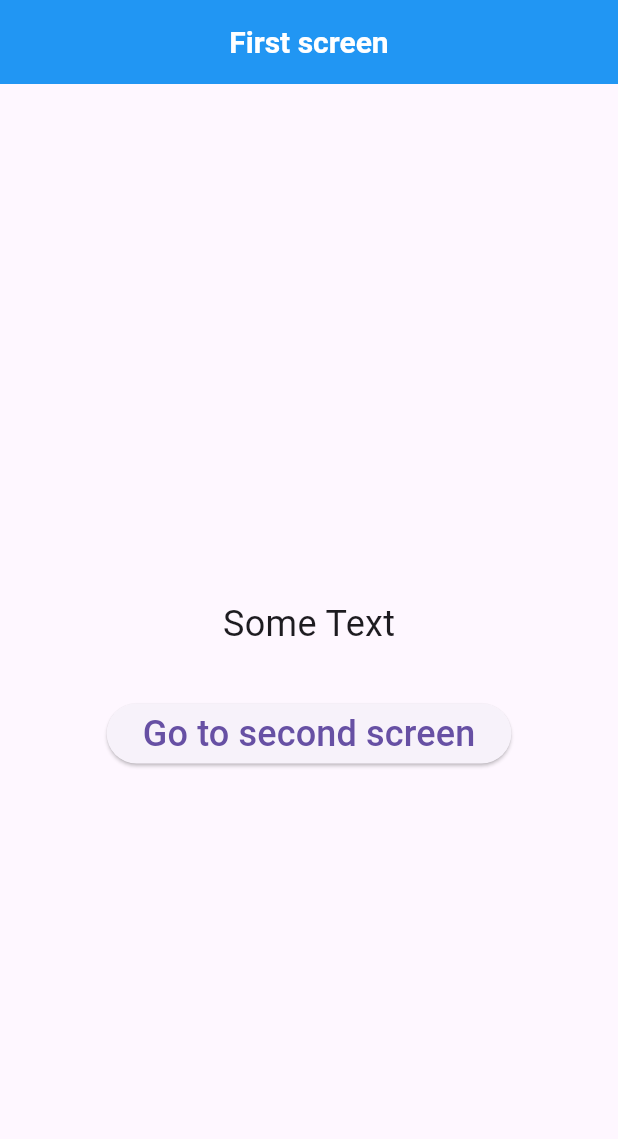
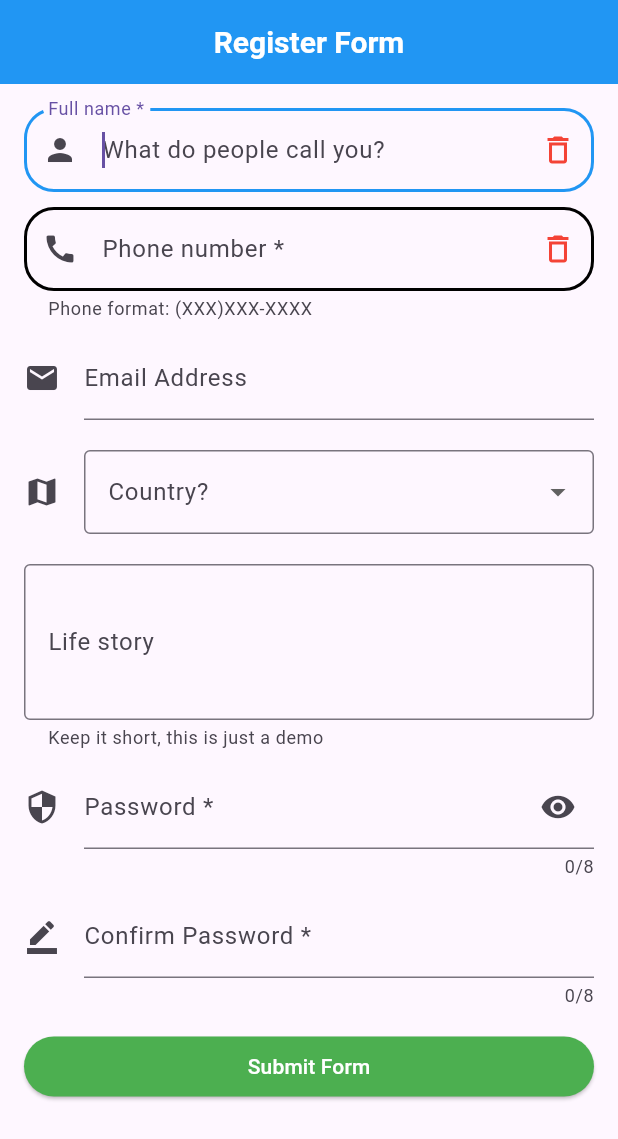
Before and after one commit to clonediff/FlutterTests, a Flutter app: the screen it shows after launch, on a phone screen of 412 x 824 dp. Shown: the top 1139 px of the screen. Run offline on Flutter 3.47's test engine with Material 3 defaults, Android fonts, the phone set to English and light mode, and no system bars.

Commit message:
[add] Working with forms, validate and filtering inputs, showDialog, snackBar

```diff
--- /dev/null
+++ b/lib/default_appbar.dart
@@ -0,0 +1,15 @@
+import 'package:flutter/material.dart';
+
+class DefaultAppBar extends AppBar {
+  DefaultAppBar({super.key, required Widget title})
+      : super(
+    title: title,
+    backgroundColor: Colors.blue,
+    centerTitle: true,
+    titleTextStyle: const TextStyle(
+      color: Colors.white,
+      fontWeight: FontWeight.bold,
+      fontSize: 20,
+    ),
+  );
+}
--- a/lib/main.dart
+++ b/lib/main.dart
@@ -1,4 +1,5 @@
 import 'package:flutter/material.dart';
+import 'package:test_project/pages/register_form_page.dart';
 
 void main() {
   runApp(const MyFirstApp());
@@ -10,115 +11,7 @@ class MyFirstApp extends StatelessWidget {
   @override
   Widget build(BuildContext context) {
     return const MaterialApp(
-      home: FirstScreen(),
+      home: RegisterFormPage(),
     );
   }
 }
-
-class FirstScreen extends StatefulWidget {
-  const FirstScreen({super.key});
-
-  @override
-  State<StatefulWidget> createState() => _FirsScreenState();
-}
-
-class _FirsScreenState extends State<FirstScreen> {
-  String text = 'Some Text';
-
-  @override
-  Widget build(BuildContext context) {
-    return Scaffold(
-      appBar: DefaultAppBar(
-        title: const Text('First screen'),
-      ),
-      body: Center(
-        child: Column(
-          mainAxisAlignment: MainAxisAlignment.center,
-          children: [
-            Padding(
-              padding: const EdgeInsets.all(32),
-              child: Text(
-                text,
-                style: const TextStyle(fontSize: 24),
-              ),
-            ),
-            ElevatedButton(
-              onPressed: () {
-                var route = MaterialPageRoute(
-                    builder: (context) => const SecondScreen());
-                Navigator.of(context).push(route).then((value) => {
-                      setState(() {
-                        text = value;
-                      })
-                    });
-              },
-              child: const Text(
-                'Go to second screen',
-                style: TextStyle(fontSize: 24),
-              ),
-            )
-          ],
-        ),
-      ),
-    );
-  }
-}
-
-class SecondScreen extends StatefulWidget {
-  const SecondScreen({super.key});
-
-  @override
-  State<StatefulWidget> createState() => _SecondScreenState();
-}
-
-class _SecondScreenState extends State<SecondScreen> {
-  TextEditingController textFieldController = TextEditingController();
-
-  @override
-  Widget build(BuildContext context) {
-    return Scaffold(
-      appBar: DefaultAppBar(
-        title: const Text('Second screen'),
-      ),
-      body: Column(
-        mainAxisAlignment: MainAxisAlignment.center,
-        children: [
-          Padding(
-            padding: const EdgeInsets.all(32),
-            child: TextField(
-              controller: textFieldController,
-              style: const TextStyle(
-                fontSize: 24,
-                color: Colors.black,
-              ),
-            ),
-          ),
-          ElevatedButton(
-            onPressed: () {
-              String textToSendBack = textFieldController.text;
-              Navigator.of(context).pop(textToSendBack);
-            },
-            child: const Text(
-              'Send text back',
-              style: TextStyle(fontSize: 24),
-            ),
-          ),
-        ],
-      ),
-    );
-  }
-}
-
-class DefaultAppBar extends AppBar {
-  DefaultAppBar({super.key, required Widget title})
-      : super(
-          title: title,
-          backgroundColor: Colors.blue,
-          centerTitle: true,
-          titleTextStyle: const TextStyle(
-            color: Colors.white,
-            fontWeight: FontWeight.bold,
-            fontSize: 20,
-          ),
-        );
-}
--- /dev/null
+++ b/lib/model/User.dart
@@ -0,0 +1,7 @@
+class User {
+  late String name;
+  late String phone;
+  late String? email;
+  late String? country;
+  late String? story;
+}
--- /dev/null
+++ b/lib/pages/register_form_page.dart
@@ -0,0 +1,353 @@
+import 'package:flutter/material.dart';
+import 'package:flutter/services.dart';
+import 'package:test_project/default_appbar.dart';
+import 'package:test_project/model/User.dart';
+import 'package:test_project/pages/user_info_page.dart';
+
+class RegisterFormPage extends StatefulWidget {
+  const RegisterFormPage({super.key});
+
+  @override
+  State<StatefulWidget> createState() => _RegisterFormPageState();
+}
+
+class _RegisterFormPageState extends State<RegisterFormPage> {
+  bool _hidePass = true;
+
+  final _formKey = GlobalKey<FormState>();
+  final _scaffoldKey = GlobalKey<ScaffoldState>();
+
+  final _nameController = TextEditingController();
+  final _phoneController = TextEditingController();
+  final _emailController = TextEditingController();
+  final _storyController = TextEditingController();
+  final _passwordController = TextEditingController();
+  final _confirmPasswordController = TextEditingController();
+
+  final List<String> _countries = ['Russia', 'Ukraine', 'Germany', 'France'];
+  String? _selectedCountry;
+
+  final _nameFocus = FocusNode();
+  final _phoneFocus = FocusNode();
+  final _passFocus = FocusNode();
+
+  User user = User();
+
+  @override
+  void dispose() {
+    _nameController.dispose();
+    _phoneController.dispose();
+    _emailController.dispose();
+    _storyController.dispose();
+    _passwordController.dispose();
+    _confirmPasswordController.dispose();
+    _nameFocus.dispose();
+    _phoneFocus.dispose();
+    _passFocus.dispose();
+    super.dispose();
+  }
+
+  void _fieldFocusChange(
+    BuildContext context,
+    FocusNode currentFocus,
+    FocusNode nextFocus,
+  ) {
+    currentFocus.unfocus();
+    FocusScope.of(context).requestFocus(nextFocus);
+  }
+
+  @override
+  Widget build(BuildContext context) {
+    return Scaffold(
+      key: _scaffoldKey,
+      appBar: DefaultAppBar(
+        title: const Text('Register Form'),
+      ),
+      body: Form(
+        key: _formKey,
+        child: ListView(
+          padding: const EdgeInsets.all(16),
+          children: [
+            TextFormField(
+              focusNode: _nameFocus,
+              autofocus: true,
+              onFieldSubmitted: (_) =>
+                  _fieldFocusChange(context, _nameFocus, _phoneFocus),
+              controller: _nameController,
+              decoration: InputDecoration(
+                labelText: 'Full name *',
+                hintText: 'What do people call you?',
+                prefixIcon: const Icon(Icons.person),
+                suffixIcon: GestureDetector(
+                  child: const Icon(
+                    Icons.delete_outline,
+                    color: Colors.red,
+                  ),
+                  onTap: () {
+                    _nameController.clear();
+                  },
+                ),
+                // Граница по умолчанию
+                enabledBorder: const OutlineInputBorder(
+                  borderRadius: BorderRadius.all(Radius.circular(20)),
+                  borderSide: BorderSide(color: Colors.black, width: 2),
+                ),
+                // Граница, когда поле выбрано
+                focusedBorder: const OutlineInputBorder(
+                  borderRadius: BorderRadius.all(Radius.circular(20)),
+                  borderSide: BorderSide(color: Colors.blue, width: 2),
+                ),
+              ),
+              validator: _validateName,
+              onSaved: (value) => user.name = value!,
+            ),
+            const SizedBox(
+              height: 10,
+            ),
+            TextFormField(
+              focusNode: _phoneFocus,
+              onFieldSubmitted: (_) =>
+                  _fieldFocusChange(context, _phoneFocus, _passFocus),
+              controller: _phoneController,
+              decoration: InputDecoration(
+                labelText: 'Phone number *',
+                hintText: 'Where can we reach you?',
+                helperText: 'Phone format: (XXX)XXX-XXXX',
+                prefixIcon: const Icon(Icons.call),
+                suffixIcon: GestureDetector(
+                  child: const Icon(
+                    Icons.delete_outline,
+                    color: Colors.red,
+                  ),
+                  onLongPress: () {
+                    _phoneController.clear();
+                  },
+                ),
+                enabledBorder: const OutlineInputBorder(
+                  borderRadius: BorderRadius.all(Radius.circular(20)),
+                  borderSide: BorderSide(color: Colors.black, width: 2),
+                ),
+                focusedBorder: const OutlineInputBorder(
+                  borderRadius: BorderRadius.all(Radius.circular(20)),
+                  borderSide: BorderSide(color: Colors.blue, width: 2),
+                ),
+              ),
+              keyboardType: TextInputType.phone,
+              inputFormatters: [
+                // FilteringTextInputFormatter.digitsOnly,
+                FilteringTextInputFormatter(RegExp(r'[()\d -]'), allow: true)
+              ],
+              validator: (value) => _validatePhoneNumber(value)
+                  ? null
+                  : 'Phone number must be entered as (###)###-#### ',
+              onSaved: (value) => user.phone = value!,
+            ),
+            const SizedBox(
+              height: 10,
+            ),
+            TextFormField(
+              controller: _emailController,
+              decoration: const InputDecoration(
+                labelText: 'Email Address',
+                hintText: 'Enter a email address',
+                icon: Icon(Icons.mail),
+              ),
+              keyboardType: TextInputType.emailAddress,
+              validator: _validateEmail,
+              onSaved: (value) => user.email = value,
+            ),
+            const SizedBox(
+              height: 20,
+            ),
+            DropdownButtonFormField(
+              decoration: const InputDecoration(
+                  border: OutlineInputBorder(),
+                  icon: Icon(Icons.map),
+                  labelText: 'Country?'),
+              items: _countries
+                  .map((country) => DropdownMenuItem<String>(
+                        value: country,
+                        child: Text(country),
+                      ))
+                  .toList(),
+              onChanged: (value) {
+                setState(() {
+                  _selectedCountry = value;
+                  user.country = value;
+                });
+              },
+              value: _selectedCountry,
+              // validator: (value) => value == null ? 'Please select a country' : null,
+            ),
+            const SizedBox(
+              height: 20,
+            ),
+            TextFormField(
+              controller: _storyController,
+              decoration: const InputDecoration(
+                labelText: 'Life story',
+                hintText: 'Tell us about yourself',
+                helperText: 'Keep it short, this is just a demo',
+                border: OutlineInputBorder(),
+              ),
+              maxLines: 3,
+              inputFormatters: [
+                LengthLimitingTextInputFormatter(100),
+              ],
+              onSaved: (value) => user.story = value,
+            ),
+            const SizedBox(
+              height: 10,
+            ),
+            TextFormField(
+              focusNode: _passFocus,
+              controller: _passwordController,
+              decoration: InputDecoration(
+                labelText: 'Password *',
+                hintText: 'Enter the password',
+                suffixIcon: IconButton(
+                  onPressed: () {
+                    setState(() {
+                      _hidePass = !_hidePass;
+                    });
+                  },
+                  icon:
+                      Icon(_hidePass ? Icons.visibility : Icons.visibility_off),
+                ),
+                icon: const Icon(Icons.security),
+              ),
+              obscureText: _hidePass,
+              maxLength: 8,
+              validator: _validatePassword,
+            ),
+            const SizedBox(
+              height: 10,
+            ),
+            TextFormField(
+              controller: _confirmPasswordController,
+              decoration: const InputDecoration(
+                labelText: 'Confirm Password *',
+                hintText: 'Confirm the password',
+                icon: Icon(Icons.border_color),
+              ),
+              obscureText: _hidePass,
+              maxLength: 8,
+              validator: _validateConfirmPassword,
+            ),
+            const SizedBox(
+              height: 15,
+            ),
+            ElevatedButton(
+              onPressed: () => _submitForm(context),
+              style: ButtonStyle(
+                  backgroundColor:
+                      MaterialStateColor.resolveWith((states) => Colors.green)),
+              child: const Text(
+                'Submit Form',
+                style: TextStyle(color: Colors.white),
+              ),
+            )
+          ],
+        ),
+      ),
+    );
+  }
+
+  void _submitForm(BuildContext context) {
+    if (_formKey.currentState?.validate() ?? false) {
+      _formKey.currentState?.save();
+      _showDialog(name: _nameController.text);
+      print('Name: ${_nameController.text}');
+      print('Phone: ${_phoneController.text}');
+      print('Email: ${_emailController.text}');
+      print('Country: $_selectedCountry');
+      print('Life story: ${_storyController.text}');
+    } else {
+      _showMessage(
+          context: context,
+          message: 'Form is not valid! Please review and correct');
+    }
+  }
+
+  void _showMessage({required String message, required BuildContext context}) {
+    ScaffoldMessenger.of(context).showSnackBar(
+      SnackBar(
+        duration: const Duration(seconds: 5),
+        backgroundColor: Colors.red,
+        content: Text(
+          message,
+          style: const TextStyle(
+            color: Colors.black,
+            fontWeight: FontWeight.w600,
+            fontSize: 16,
+          ),
+        ),
+      ),
+    );
+  }
+
+  void _showDialog({required String name}) {
+    showDialog(
+      context: context,
+      builder: (context) {
+        return AlertDialog(
+          title: const Text(
+            'Registration successful',
+            style: TextStyle(color: Colors.green),
+          ),
+          content: Text(
+            '$name is now a verified register form',
+            style: const TextStyle(
+              fontWeight: FontWeight.w700,
+              fontSize: 18,
+            ),
+          ),
+          actions: [
+            TextButton(
+              onPressed: () {
+                Navigator.pop(context);
+                Navigator.of(context).push(MaterialPageRoute(
+                  builder: (context) => UserInfoPage(userInfo: user),
+                ));
+              },
+              child: const Text(
+                'Verified',
+                style: TextStyle(color: Colors.green),
+              ),
+            ),
+          ],
+        );
+      },
+    );
+  }
+
+  String? _validateName(String? value) {
+    final nameExp = RegExp(r'^[A-Za-z ]+$');
+    if (value == null || value.isEmpty) return 'Name is required';
+    if (!nameExp.hasMatch(value)) return 'Please enter alphabetical characters';
+    return null;
+  }
+
+  bool _validatePhoneNumber(String? value) {
+    final phoneExp = RegExp(r'^\(\d{3}\)\d{3}-\d{4}$');
+    return phoneExp.hasMatch(value ?? "");
+  }
+
+  String? _validateEmail(String? value) {
+    if (value == null || value.isEmpty) return 'Email cannot be empty';
+    if (!value.contains('@')) return 'Invalid email address';
+    return null;
+  }
+
+  String? _validatePassword(String? value) {
+    if (value?.length != 8) return '8 character required for password';
+    return null;
+  }
+
+  String? _validateConfirmPassword(String? value) {
+    final validatePassResult = _validatePassword(value);
+    if (validatePassResult != null) return validatePassResult;
+    if (value != _passwordController.text) return 'Password does not match';
+    return null;
+  }
+}
```
Also changed, not shown: lib/pages/user_info_page.dart (added, +57 -0 lines).
